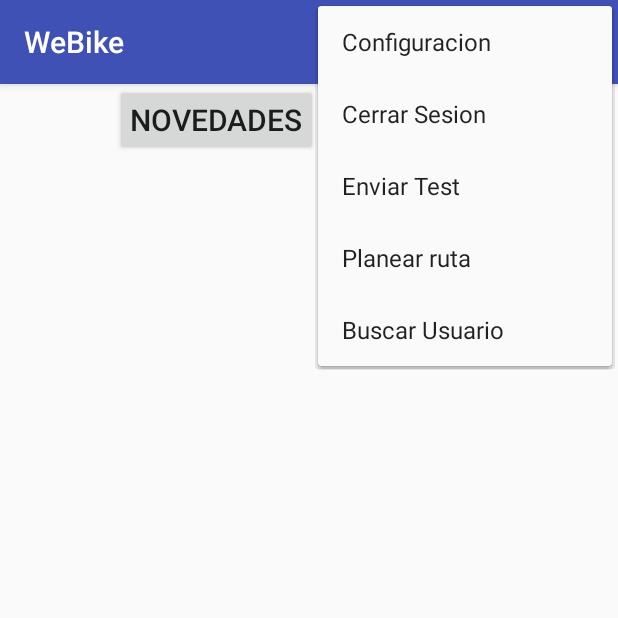
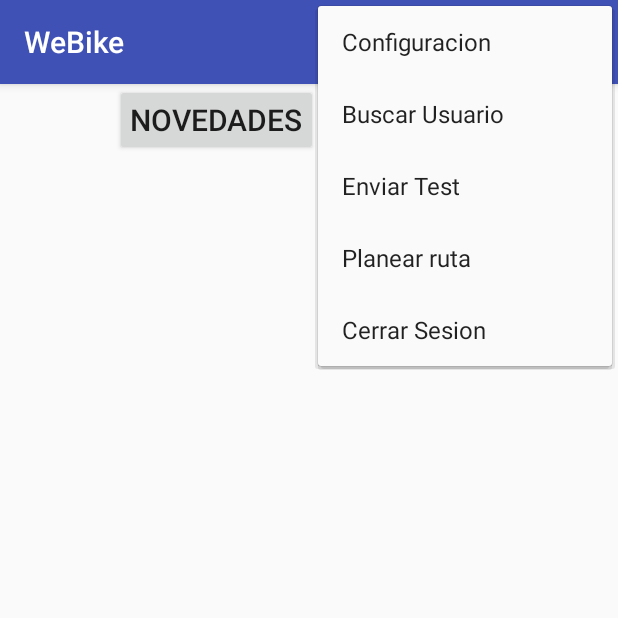
Before and after one commit to PUJCompMovL1730/WeBike, an Android app: the screen it shows after launch once a user with an empty profile is signed in (HomeActivity), with the options menu open, on a phone screen of 412 x 824 dp, the top half of it. Run offline under Robolectric (Android 15) with nearby library versions, the phone set to English and light mode, and no system bars; our stand-ins replace Firebase (no records; nobody signed in at launch, a user with empty details on screens opened directly).

Commit message:
Moved UserAdapter to proper package. Fixed home menu order

```diff
--- a/WeBike/app/src/main/java/webike/webike/HomeActivity.java
+++ b/WeBike/app/src/main/java/webike/webike/HomeActivity.java
@@ -83,9 +83,9 @@ public class HomeActivity extends AppCompatActivity {
             intent.setFlags( Intent.FLAG_ACTIVITY_CLEAR_TOP );
             startActivity( intent );
         }else if( itemClicked == R.id.config_menuItem ){
-            Intent intent = new Intent(HomeActivity.this, PublicationActivity.class);
-            intent.setFlags( Intent.FLAG_ACTIVITY_CLEAR_TOP );
-            startActivity( intent );
+            //Intent intent = new Intent(HomeActivity.this, PublicationActivity.class);
+            //intent.setFlags( Intent.FLAG_ACTIVITY_CLEAR_TOP );
+            //startActivity( intent );
         }else if( itemClicked == R.id.send_msg_test){
             User usr = new User();
             usr.setKey( this.mAuth.getCurrentUser().getUid() );
--- a/WeBike/app/src/main/java/webike/webike/SearchUserActivity.java
+++ b/WeBike/app/src/main/java/webike/webike/SearchUserActivity.java
@@ -1,7 +1,5 @@
 package webike.webike;
 
-import android.nfc.Tag;
-import android.support.design.widget.TabLayout;
 import android.support.v7.app.AppCompatActivity;
 import android.os.Bundle;
 import android.util.Log;
@@ -18,13 +16,11 @@ import com.google.firebase.database.ValueEventListener;
 
 import java.util.ArrayList;
 import java.util.HashMap;
-import java.util.List;
 
+import webike.webike.adaptadores.UserArrayAdapter;
 import webike.webike.logic.User;
 import webike.webike.utils.FAuth;
 import webike.webike.utils.FData;
-
-import static java.lang.Math.toIntExact;
 
 public class SearchUserActivity extends AppCompatActivity {
 
--- a/WeBike/app/src/main/java/webike/webike/UserArrayAdapter.java
+++ b/WeBike/app/src/main/java/webike/webike/adaptadores/UserArrayAdapter.java
@@ -1,4 +1,4 @@
-package webike.webike;
+package webike.webike.adaptadores;
 
 import android.content.Context;
 import android.support.annotation.NonNull;
@@ -13,6 +13,7 @@ import org.w3c.dom.Text;
 
 import java.util.ArrayList;
 
+import webike.webike.R;
 import webike.webike.logic.User;
 
 /**
--- a/WeBike/app/src/main/res/menu/home_menu.xml
+++ b/WeBike/app/src/main/res/menu/home_menu.xml
@@ -4,8 +4,8 @@
         android:id="@+id/config_menuItem"
         android:title="@string/home_menu_config_text"/>
     <item
-        android:id="@+id/logout_menuItem"
-        android:title="@string/home_menu_logout_text"/>
+        android:id="@+id/search_user_test"
+        android:title="@string/test_search"/>
     <item
         android:id="@+id/send_msg_test"
         android:title="@string/test_msg"/>
@@ -13,6 +13,6 @@
         android:id="@+id/go_to_planroute"
         android:title="@string/menu_goto_planroute"/>
     <item
-        android:id="@+id/search_user_test"
-        android:title="@string/test_search"/>
+        android:id="@+id/logout_menuItem"
+        android:title="@string/home_menu_logout_text"/>
 </menu>
```
